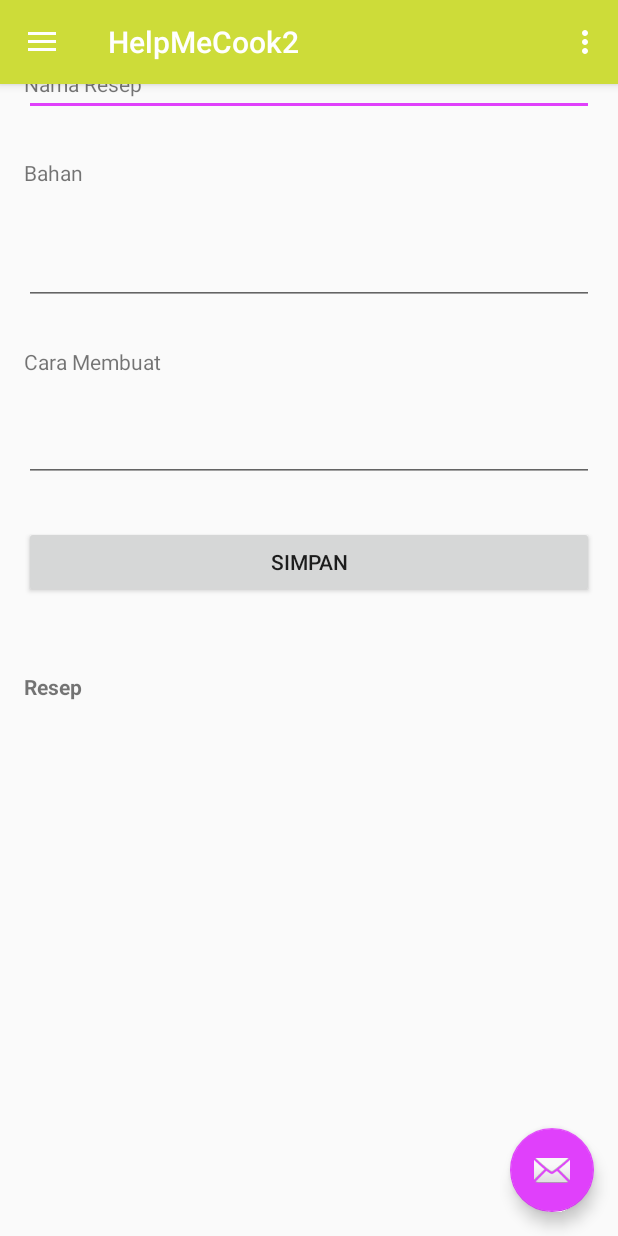
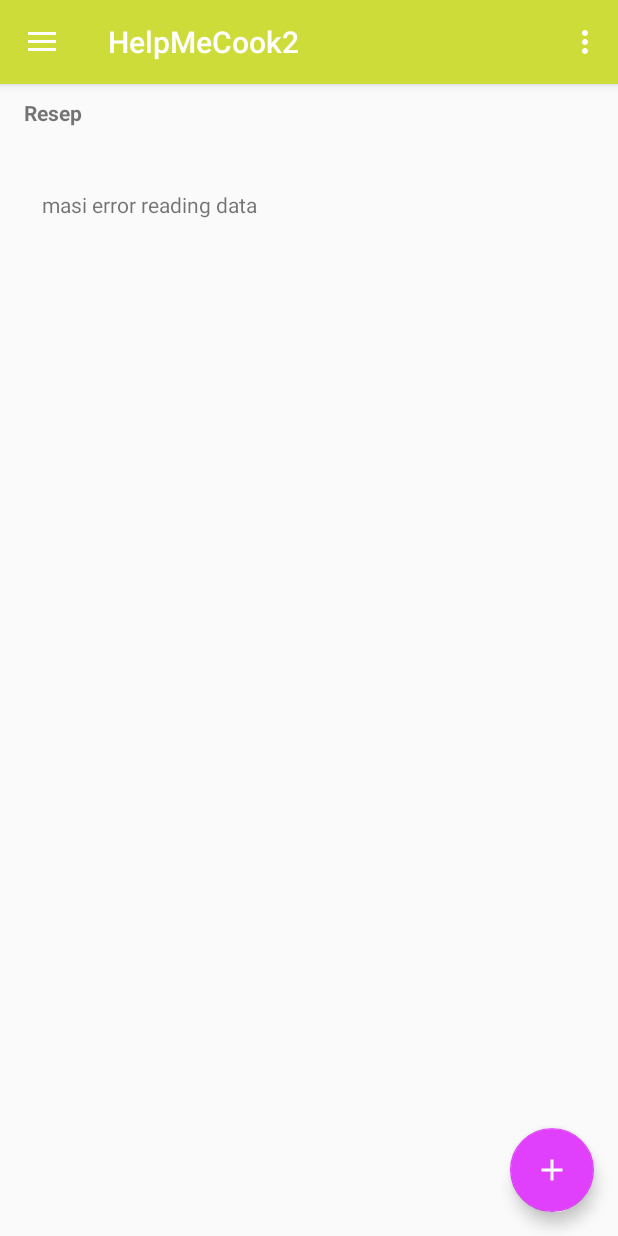
Before and after one commit to aviliaxiir407/Help-Me-Cook-, an Android app: the screen it shows after launch (MainActivity), on a phone screen of 412 x 824 dp. Run offline under Robolectric (Android 15) with nearby library versions, the phone set to English and light mode, and no system bars; libraries missing offline, so code that uses them is left out: com.firebase.client.

Commit message:
tambah tambah_resep.java
error reading data belum selesai

```diff
--- a/app/build.gradle
+++ b/app/build.gradle
@@ -25,6 +25,9 @@ android {
         exclude 'META-INF/NOTICE'
 
     }
+    defaultConfig {
+        vectorDrawables.useSupportLibrary = true
+    }
 }
 
 dependencies {
--- a/app/src/main/AndroidManifest.xml
+++ b/app/src/main/AndroidManifest.xml
@@ -27,7 +27,8 @@
         <activity
             android:name=".LoginActivity"
             android:label="@string/title_activity_login" />
-        <activity android:name=".RegisterActivity"></activity>
+        <activity android:name=".RegisterActivity" />
+        <activity android:name=".Tambah_resep"></activity>
     </application>
 
 </manifest>
--- a/app/src/main/java/id/sch/smktelkom_mlg/project/xirpl407172737/helpmecook2/LoginActivity.java
+++ b/app/src/main/java/id/sch/smktelkom_mlg/project/xirpl407172737/helpmecook2/LoginActivity.java
@@ -3,6 +3,7 @@ package id.sch.smktelkom_mlg.project.xirpl407172737.helpmecook2;
 import android.animation.Animator;
 import android.animation.AnimatorListenerAdapter;
 import android.annotation.TargetApi;
+import android.content.Intent;
 import android.content.pm.PackageManager;
 import android.support.annotation.NonNull;
 import android.support.design.widget.Snackbar;
@@ -86,7 +87,9 @@ public class LoginActivity extends AppCompatActivity implements LoaderCallbacks<
         mEmailSignInButton.setOnClickListener(new OnClickListener() {
             @Override
             public void onClick(View view) {
+
                 attemptLogin();
+                startActivity(new Intent(LoginActivity.this, Tambah_resep.class));
             }
         });
 
--- a/app/src/main/java/id/sch/smktelkom_mlg/project/xirpl407172737/helpmecook2/MainActivity.java
+++ b/app/src/main/java/id/sch/smktelkom_mlg/project/xirpl407172737/helpmecook2/MainActivity.java
@@ -1,8 +1,8 @@
 package id.sch.smktelkom_mlg.project.xirpl407172737.helpmecook2;
+import android.content.Intent;
 import android.os.Bundle;
 import android.support.design.widget.FloatingActionButton;
 import android.support.design.widget.NavigationView;
-import android.support.design.widget.Snackbar;
 import android.support.v4.view.GravityCompat;
 import android.support.v4.widget.DrawerLayout;
 import android.support.v7.app.ActionBarDrawerToggle;
@@ -21,10 +21,7 @@ import com.firebase.client.FirebaseError;
 import com.firebase.client.ValueEventListener;
 public class MainActivity extends AppCompatActivity
         implements NavigationView.OnNavigationItemSelectedListener {
-    private EditText editTextNamaResep;
-    private EditText editTextBahan;
-    private TextView textViewPersons;
-    private EditText editTextCaraMembuat;
+    private TextView textViewResep;
     private Button buttonSave;
 
     @Override
@@ -34,65 +31,17 @@ public class MainActivity extends AppCompatActivity
         Toolbar toolbar = (Toolbar) findViewById(R.id.toolbar);
         setSupportActionBar(toolbar);
 
-        Firebase.setAndroidContext(this);
+        textViewResep = (TextView) findViewById(R.id.textViewResep);
+        buttonSave = (Button) findViewById(R.id.buttonSave);
 
-        buttonSave = (Button) findViewById(R.id.buttonSave);
-        editTextNamaResep = (EditText) findViewById(R.id.editTextNamaResep);
-        editTextBahan = (EditText) findViewById(R.id.editTextBahan);
-        textViewPersons = (TextView) findViewById(R.id.textViewPersons);
-        editTextCaraMembuat = (EditText) findViewById(R.id.editTextCaraMembuat);
+        textViewResep.setText("masi error reading data");
 
-        //Click Listener for button
-        buttonSave.setOnClickListener(new View.OnClickListener() {
-            @Override
-            public void onClick(View v) {
-                //Creating firebase object
-                Firebase ref = new Firebase(config.FIREBASE_URL);
-
-                //Getting values to store
-                String namaresep = editTextNamaResep.getText().toString().trim();
-                String bahan = editTextBahan.getText().toString().trim();
-                String caramembuat = editTextCaraMembuat.getText().toString().trim();
-
-                //Creating resep object
-                final resep resep = new resep();
-
-                //Adding values
-                resep.setName(namaresep);
-                resep.setBahan(bahan);
-                resep.setCara(caramembuat);
-
-                //Storing values to firebase
-
-                ref.child("resep").push().setValue(resep);
-                ref.addValueEventListener(new ValueEventListener() {
-                    @Override
-                    public void onDataChange(DataSnapshot dataSnapshot) {
-
-                        resep resep = dataSnapshot.getValue(resep.class);
-
-                        //Adding it to a string
-                        String string = "Nama Resep: " + resep.getName() + "\nBahan: " + resep.getBahan() + "\nCara Membuat: " + resep.getCara() + "\n\n";
-
-                        //Displaying it on textview
-                        textViewPersons.setText(string);
-                    }
-
-                    @Override
-                    public void onCancelled(FirebaseError firebaseError) {
-                        System.out.println("The read failed: " + firebaseError.getMessage());
-                    }
-                });
-
-            }
-        });
 
         FloatingActionButton fab = (FloatingActionButton) findViewById(R.id.fab);
         fab.setOnClickListener(new View.OnClickListener() {
             @Override
             public void onClick(View view) {
-                Snackbar.make(view, "Replace with your own action", Snackbar.LENGTH_LONG)
-                        .setAction("Action", null).show();
+                startActivity(new Intent(MainActivity.this, LoginActivity.class));
             }
         });
 
--- a/app/src/main/java/id/sch/smktelkom_mlg/project/xirpl407172737/helpmecook2/resep.java
+++ b/app/src/main/java/id/sch/smktelkom_mlg/project/xirpl407172737/helpmecook2/resep.java
@@ -4,13 +4,13 @@ package id.sch.smktelkom_mlg.project.xirpl407172737.helpmecook2;
  * Created by user_ on 11/8/2016.
  */
 
-public class resep {
+public class Resep {
     //name and address string
     private String namaresep;
     private String bahan;
     private String caramembuat;
 
-    public resep() {
+    public Resep() {
       /*Blank default constructor essential for Firebase*/
     }
     //Getters and setters
--- /dev/null
+++ b/app/src/main/res/drawable/ic_add_black_24dp.xml
@@ -0,0 +1,9 @@
+<vector xmlns:android="http://schemas.android.com/apk/res/android"
+        android:width="24dp"
+        android:height="24dp"
+        android:viewportWidth="24.0"
+        android:viewportHeight="24.0">
+    <path
+        android:fillColor="#FF000000"
+        android:pathData="M19,13h-6v6h-2v-6H5v-2h6V5h2v6h6v2z"/>
+</vector>
--- a/app/src/main/res/layout/app_bar_main.xml
+++ b/app/src/main/res/layout/app_bar_main.xml
@@ -29,6 +29,7 @@
         android:layout_height="wrap_content"
         android:layout_gravity="bottom|end"
         android:layout_margin="@dimen/fab_margin"
-        app:srcCompat="@android:drawable/ic_dialog_email" />
+        android:tint="@android:color/white"
+        app:srcCompat="@drawable/ic_add_black_24dp" />
 
 </android.support.design.widget.CoordinatorLayout>
--- a/app/src/main/res/layout/content_main.xml
+++ b/app/src/main/res/layout/content_main.xml
@@ -1,4 +1,4 @@
-<?xml version="1.0" encoding="utf-8"?><?xml version="1.0" encoding="utf-8"?>
+<?xml version="1.0" encoding="utf-8"?>
 <ScrollView xmlns:android="http://schemas.android.com/apk/res/android"
     xmlns:app="http://schemas.android.com/apk/res-auto"
     xmlns:tools="http://schemas.android.com/tools"
@@ -17,62 +17,6 @@
         tools:context="id.sch.smktelkom_mlg.project.xirpl407172737.helpmecook2.MainActivity"
         tools:showIn="@layout/app_bar_main">
 
-
-        <TextView
-            android:layout_width="match_parent"
-            android:layout_height="wrap_content"
-            android:layout_alignBaseline="@+id/editTextNamaResep"
-            android:layout_alignBottom="@+id/editTextNamaResep"
-            android:layout_alignParentLeft="true"
-            android:layout_alignParentStart="true"
-            android:text="Nama Resep" />
-
-        <EditText
-            android:id="@+id/editTextNamaResep"
-            android:layout_width="match_parent"
-            android:layout_height="wrap_content"
-            android:layout_alignParentLeft="true"
-            android:layout_alignParentStart="true"
-            android:layout_marginTop="16dp" />
-
-        <TextView
-            android:layout_width="match_parent"
-            android:layout_height="wrap_content"
-            android:layout_alignParentLeft="true"
-            android:layout_alignParentStart="true"
-            android:layout_below="@+id/editTextNamaResep"
-            android:layout_marginTop="28dp"
-            android:text="Bahan" />
-
-
-        <EditText
-            android:id="@+id/editTextBahan"
-            android:layout_width="match_parent"
-            android:layout_height="wrap_content"
-            android:layout_alignParentLeft="true"
-            android:layout_alignParentStart="true"
-            android:layout_marginTop="142dp" />
-
-        <TextView
-            android:id="@+id/caramembuat"
-            android:layout_width="match_parent"
-            android:layout_height="wrap_content"
-            android:layout_alignParentLeft="true"
-            android:layout_alignParentStart="true"
-            android:layout_below="@+id/editTextBahan"
-            android:layout_marginTop="28dp"
-            android:text="Cara Membuat" />
-
-
-        <EditText
-            android:id="@+id/editTextCaraMembuat"
-            android:layout_width="match_parent"
-            android:layout_height="wrap_content"
-            android:layout_alignLeft="@+id/buttonSave"
-            android:layout_alignStart="@+id/buttonSave"
-            android:layout_below="@+id/caramembuat"
-            android:layout_marginTop="25dp" />
-
         <TextView
             android:id="@+id/person"
             android:layout_width="match_parent"
@@ -85,7 +29,7 @@
             android:textStyle="bold" />
 
         <TextView
-            android:id="@+id/textViewPersons"
+            android:id="@+id/textViewResep"
             android:layout_width="match_parent"
             android:layout_height="wrap_content"
             android:layout_alignLeft="@+id/buttonSave"
@@ -95,15 +39,6 @@
             android:layout_marginStart="12dp"
             android:layout_marginTop="42dp" />
 
-        <Button
-            android:id="@+id/buttonSave"
-            android:layout_width="match_parent"
-            android:layout_height="wrap_content"
-            android:layout_alignParentEnd="true"
-            android:layout_alignParentRight="true"
-            android:layout_below="@+id/editTextCaraMembuat"
-            android:layout_marginTop="29dp"
-            android:text="Simpan" />
 
     </RelativeLayout>
 </ScrollView>
```
Also changed, not shown: app/src/main/java/id/sch/smktelkom_mlg/project/xirpl407172737/helpmecook2/Tambah_resep.java (added, +57 -0 lines), app/src/main/res/layout/activity_tamba_resep.xml (added, +87 -0 lines).
